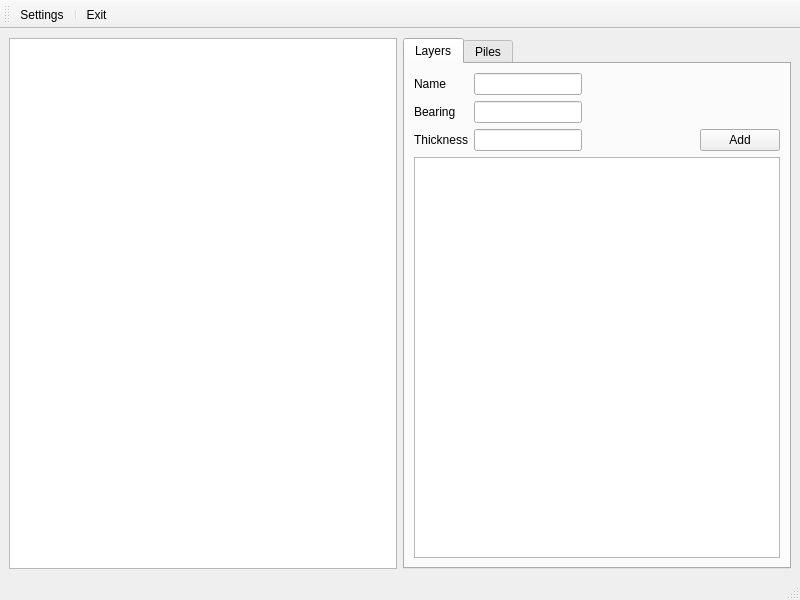
This is ui/main.ui in Albulinek/APiles as Qt 5 draws it before an edit. The edited form follows.
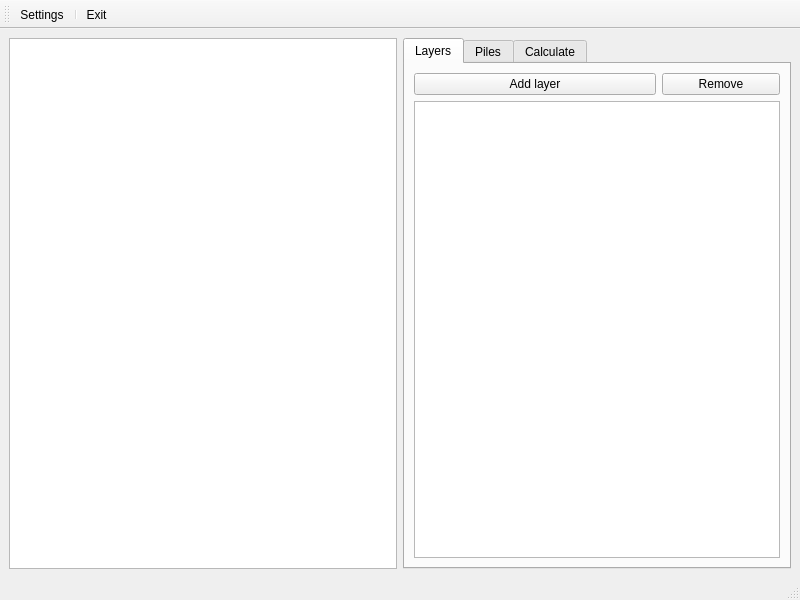
This is the edited form. Icons and pictures are not drawn.

The edit to the form file:
```diff
--- a/ui/main.ui
+++ b/ui/main.ui
@@ -34,10 +34,24 @@
        <layout class="QVBoxLayout" name="verticalLayout">
         <item>
          <layout class="QGridLayout" name="gridLayout">
-          <item row="2" column="3">
+          <item row="2" column="0" colspan="3">
+           <widget class="QTableView" name="layersView"/>
+          </item>
+          <item row="1" column="2">
+           <widget class="QPushButton" name="removeLayerButton">
+            <property name="text">
+             <string>Remove</string>
+            </property>
+            <property name="icon">
+             <iconset resource="icons.qrc">
+              <normaloff>:/ui/icons/Minus.png</normaloff>:/ui/icons/Minus.png</iconset>
+            </property>
+           </widget>
+          </item>
+          <item row="1" column="0" colspan="2">
            <widget class="QPushButton" name="addLayerButton">
             <property name="text">
-             <string>Add</string>
+             <string>Add layer</string>
             </property>
             <property name="icon">
              <iconset resource="icons.qrc">
@@ -45,86 +59,85 @@
             </property>
            </widget>
           </item>
-          <item row="0" column="1">
-           <widget class="QLineEdit" name="layerName"/>
-          </item>
-          <item row="1" column="0">
-           <widget class="QLabel" name="label_2">
-            <property name="text">
-             <string>Bearing</string>
-            </property>
-           </widget>
-          </item>
-          <item row="1" column="2" colspan="2">
-           <spacer name="horizontalSpacer_2">
-            <property name="orientation">
-             <enum>Qt::Horizontal</enum>
-            </property>
-            <property name="sizeHint" stdset="0">
-             <size>
-              <width>40</width>
-              <height>20</height>
-             </size>
-            </property>
-           </spacer>
-          </item>
-          <item row="0" column="2" colspan="2">
-           <spacer name="horizontalSpacer">
-            <property name="orientation">
-             <enum>Qt::Horizontal</enum>
-            </property>
-            <property name="sizeHint" stdset="0">
-             <size>
-              <width>40</width>
-              <height>20</height>
-             </size>
-            </property>
-           </spacer>
-          </item>
-          <item row="1" column="1">
-           <widget class="QLineEdit" name="layerBearing"/>
-          </item>
-          <item row="2" column="1">
-           <widget class="QLineEdit" name="layerThikcness"/>
-          </item>
-          <item row="2" column="0">
-           <widget class="QLabel" name="label_3">
-            <property name="text">
-             <string>Thickness</string>
-            </property>
-           </widget>
-          </item>
-          <item row="0" column="0">
-           <widget class="QLabel" name="label">
-            <property name="text">
-             <string>Name</string>
-            </property>
-           </widget>
-          </item>
-          <item row="2" column="2">
-           <spacer name="horizontalSpacer_3">
-            <property name="orientation">
-             <enum>Qt::Horizontal</enum>
-            </property>
-            <property name="sizeHint" stdset="0">
-             <size>
-              <width>40</width>
-              <height>20</height>
-             </size>
-            </property>
-           </spacer>
-          </item>
          </layout>
         </item>
-        <item>
-         <widget class="QListView" name="layersView"/>
-        </item>
        </layout>
       </widget>
       <widget class="QWidget" name="pilesTab">
        <attribute name="title">
         <string>Piles</string>
        </attribute>
+       <layout class="QHBoxLayout" name="horizontalLayout_2">
+        <item>
+         <layout class="QGridLayout" name="gridLayout_2">
+          <item row="0" column="0">
+           <widget class="QLabel" name="label_4">
+            <property name="text">
+             <string>Diameter</string>
+            </property>
+           </widget>
+          </item>
+          <item row="3" column="2">
+           <spacer name="horizontalSpacer_4">
+            <property name="orientation">
+             <enum>Qt::Horizontal</enum>
+            </property>
+            <property name="sizeHint" stdset="0">
+             <size>
+              <width>40</width>
+              <height>20</height>
+             </size>
+            </property>
+           </spacer>
+          </item>
+          <item row="3" column="0">
+           <widget class="QPushButton" name="acceptPileButton">
+            <property name="focusPolicy">
+             <enum>Qt::ClickFocus</enum>
+            </property>
+            <property name="text">
+             <string>Done</string>
+            </property>
+            <property name="icon">
+             <iconset resource="icons.qrc">
+              <normaloff>:/ui/icons/Checkmark.png</normaloff>:/ui/icons/Checkmark.png</iconset>
+            </property>
+           </widget>
+          </item>
+          <item row="1" column="0">
+           <widget class="QLabel" name="label_5">
+            <property name="text">
+             <string>Height</string>
+            </property>
+           </widget>
+          </item>
+          <item row="2" column="0">
+           <spacer name="verticalSpacer">
+            <property name="orientation">
+             <enum>Qt::Vertical</enum>
+            </property>
+            <property name="sizeHint" stdset="0">
+             <size>
+              <width>20</width>
+              <height>40</height>
+             </size>
+            </property>
+           </spacer>
+          </item>
+          <item row="0" column="1">
+           <widget class="QLineEdit" name="pileDiameter"/>
+          </item>
+          <item row="1" column="1">
+           <widget class="QLineEdit" name="pileHeight"/>
+          </item>
+         </layout>
+        </item>
+       </layout>
+      </widget>
+      <widget class="QWidget" name="calculateTab">
+       <attribute name="title">
+        <string>Calculate</string>
+       </attribute>
       </widget>
      </widget>
     </item>
```
Left out of the diff: 47 changed lines with no effect on the pictures.
